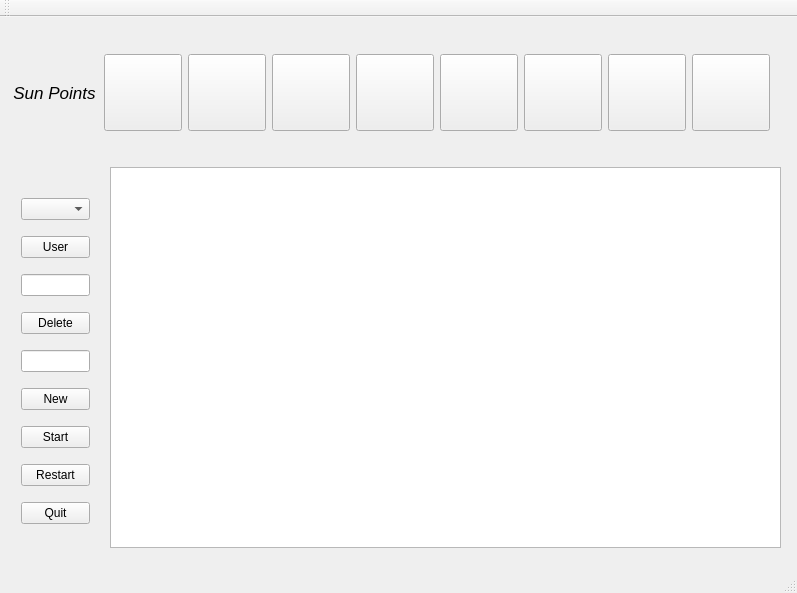
TareqTayeh/PlantsvsZombies, file mainwindow.ui: the form before one commit.
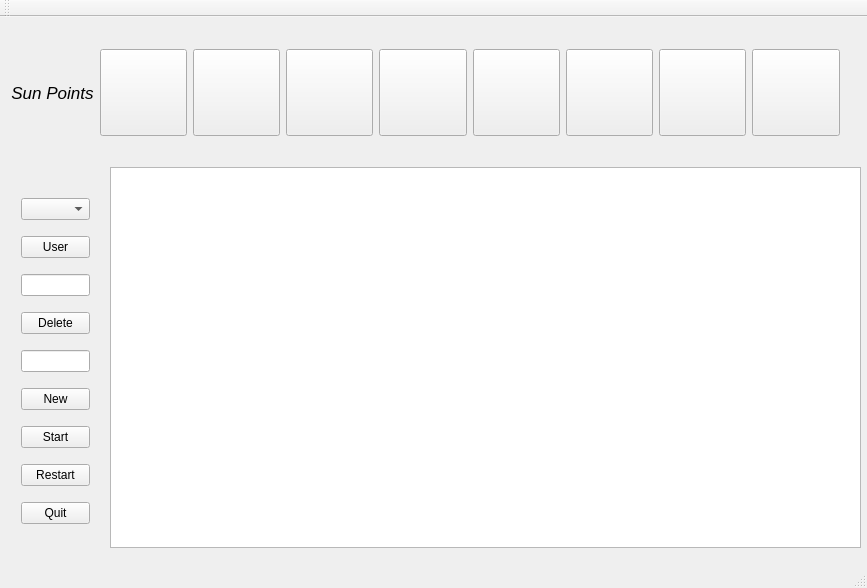
The form after the commit. Custom widgets are drawn as their Qt base class.

The edit to the form file:
```diff
--- a/mainwindow.ui
+++ b/mainwindow.ui
@@ -6,8 +6,8 @@
    <rect>
     <x>0</x>
     <y>0</y>
-    <width>797</width>
-    <height>593</height>
+    <width>867</width>
+    <height>588</height>
    </rect>
   </property>
   <property name="windowTitle">
@@ -19,7 +19,7 @@
      <rect>
       <x>110</x>
       <y>150</y>
-      <width>671</width>
+      <width>751</width>
       <height>381</height>
      </rect>
     </property>
@@ -128,7 +128,7 @@
      <rect>
       <x>0</x>
       <y>0</y>
-      <width>781</width>
+      <width>851</width>
       <height>151</height>
      </rect>
     </property>
@@ -156,8 +156,8 @@
        </property>
        <property name="iconSize">
         <size>
-         <width>70</width>
-         <height>70</height>
+         <width>80</width>
+         <height>80</height>
         </size>
        </property>
       </widget>
@@ -169,8 +169,8 @@
        </property>
        <property name="iconSize">
         <size>
-         <width>70</width>
-         <height>70</height>
+         <width>80</width>
+         <height>80</height>
         </size>
        </property>
       </widget>
@@ -182,8 +182,8 @@
        </property>
        <property name="iconSize">
         <size>
-         <width>70</width>
-         <height>70</height>
+         <width>80</width>
+         <height>80</height>
         </size>
        </property>
       </widget>
@@ -195,8 +195,8 @@
        </property>
        <property name="iconSize">
         <size>
-         <width>70</width>
-         <height>70</height>
+         <width>80</width>
+         <height>80</height>
         </size>
        </property>
       </widget>
@@ -208,8 +208,8 @@
        </property>
        <property name="iconSize">
         <size>
-         <width>70</width>
-         <height>70</height>
+         <width>80</width>
+         <height>80</height>
         </size>
        </property>
       </widget>
@@ -221,8 +221,8 @@
        </property>
        <property name="iconSize">
         <size>
-         <width>70</width>
-         <height>70</height>
+         <width>80</width>
+         <height>80</height>
         </size>
        </property>
       </widget>
@@ -234,8 +234,8 @@
        </property>
        <property name="iconSize">
         <size>
-         <width>70</width>
-         <height>70</height>
+         <width>80</width>
+         <height>80</height>
         </size>
        </property>
       </widget>
@@ -247,8 +247,8 @@
        </property>
        <property name="iconSize">
         <size>
-         <width>70</width>
-         <height>70</height>
+         <width>80</width>
+         <height>80</height>
         </size>
        </property>
       </widget>
```
Left out of the diff: 2 changed lines with no effect on the pictures.
